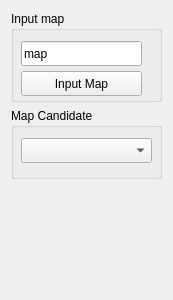
This is include/topo/UI/dockreadmap.ui in StumboEugen/topology_map as Qt 5 draws it before an edit. The edited form follows.
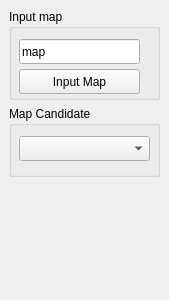
This is the edited form.

Commit message: finish the build dock and switch

Patch:
```diff
--- a/include/topo/UI/dockreadmap.ui
+++ b/include/topo/UI/dockreadmap.ui
@@ -1,7 +1,7 @@
 <?xml version="1.0" encoding="UTF-8"?>
 <ui version="4.0">
  <class>DockReadMapUI</class>
- <widget class="QWidget" name="DockReadMapUI">
+ <widget class="QDockWidget" name="DockReadMapUI">
   <property name="geometry">
    <rect>
     <x>0</x>
@@ -13,6 +13,7 @@
   <property name="windowTitle">
    <string>Form</string>
   </property>
+  <widget class="QWidget" name="dockWidgetContents">
   <layout class="QVBoxLayout" name="verticalLayout">
    <item>
     <widget class="QGroupBox" name="groupBox">
@@ -102,12 +103,13 @@
      <property name="sizeHint" stdset="0">
       <size>
        <width>20</width>
-       <height>105</height>
+        <height>86</height>
       </size>
      </property>
     </spacer>
    </item>
   </layout>
+  </widget>
  </widget>
  <resources/>
  <connections/>
```
Left out of the diff: 2 changed lines with no effect on the pictures. Lines whose indentation alone changed are shown as unchanged. The commit also changes 3 other files.
